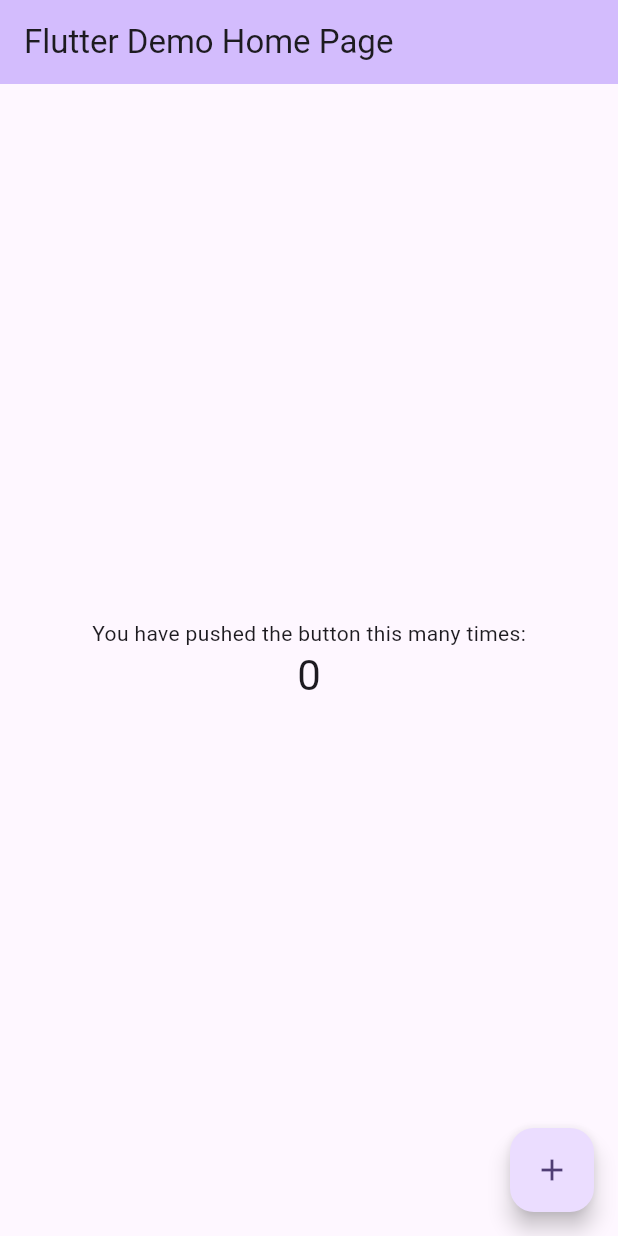
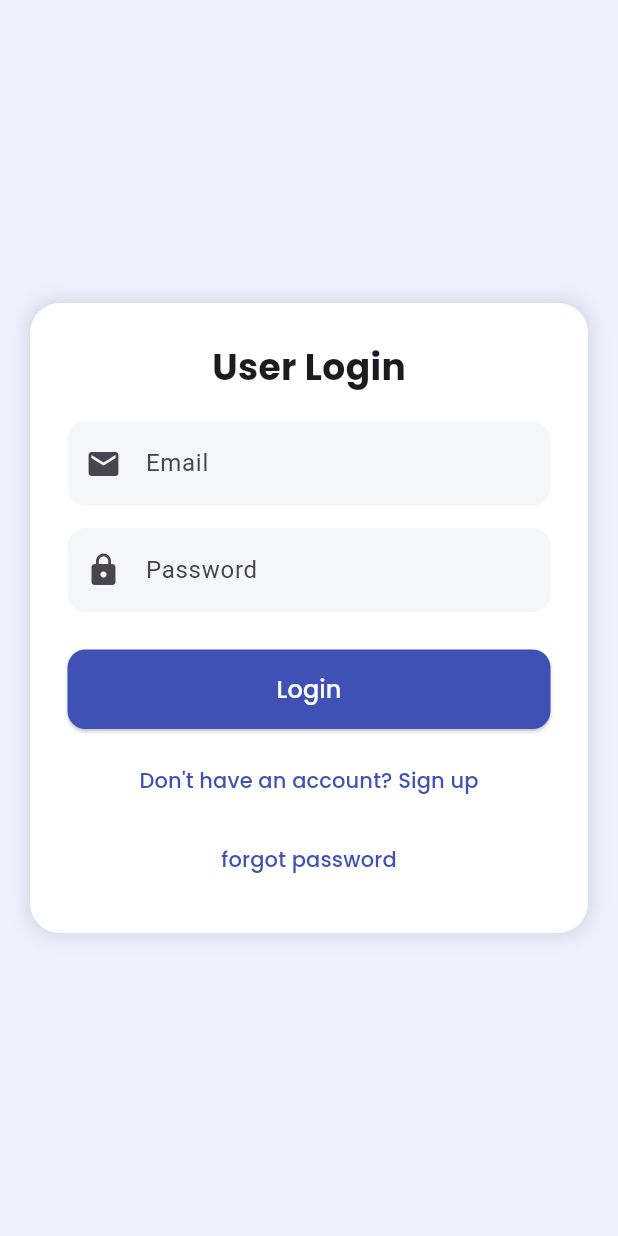
Before and after one commit to techforceconsulting/donation_ui, a Flutter app: the screen it shows after launch, on a phone screen of 412 x 824 dp. Run offline on Flutter 3.47's test engine with Material 3 defaults, Android fonts, the phone set to English and light mode, and no system bars; our stand-ins replace google_fonts.

Commit message:
added signup, login, forgotPassword pages inside authentication folder

```diff
--- /dev/null
+++ b/lib/authentication/login_page.dart
@@ -0,0 +1,131 @@
+import 'package:flutter/material.dart';
+import 'package:google_fonts/google_fonts.dart';
+
+class LoginPage extends StatelessWidget {
+  final TextEditingController emailController = TextEditingController();
+  final TextEditingController passwordController = TextEditingController();
+
+  @override
+  Widget build(BuildContext context) {
+    return Scaffold(
+      backgroundColor: Color(0xFFEEF2FF),
+      body: Center(
+        child: SingleChildScrollView(
+          child: Container(
+            margin: EdgeInsets.symmetric(horizontal: 20),
+            padding: EdgeInsets.all(25),
+            decoration: BoxDecoration(
+              color: Colors.white,
+              borderRadius: BorderRadius.circular(20),
+              boxShadow: [
+                BoxShadow(
+                  color: Colors.black12,
+                  blurRadius: 10,
+                  spreadRadius: 2,
+                )
+              ],
+            ),
+            child: Column(
+              mainAxisSize: MainAxisSize.min,
+              children: [
+                Text(
+                  "User Login",
+                  style: GoogleFonts.poppins(
+                    fontSize: 24,
+                    fontWeight: FontWeight.bold,
+                  ),
+                ),
+                SizedBox(height: 20),
+
+                // Email
+                TextField(
+                  controller: emailController,
+                  decoration: InputDecoration(
+                    prefixIcon: Icon(Icons.email),
+                    hintText: "Email",
+                    filled: true,
+                    fillColor: Color(0xFFF5F6FA),
+                    border: OutlineInputBorder(
+                      borderRadius: BorderRadius.circular(12),
+                      borderSide: BorderSide.none,
+                    ),
+                  ),
+                ),
+
+                SizedBox(height: 15),
+
+                // Password
+                TextField(
+                  controller: passwordController,
+                  obscureText: true,
+                  decoration: InputDecoration(
+                    prefixIcon: Icon(Icons.lock),
+                    hintText: "Password",
+                    filled: true,
+                    fillColor: Color(0xFFF5F6FA),
+                    border: OutlineInputBorder(
+                      borderRadius: BorderRadius.circular(12),
+                      borderSide: BorderSide.none,
+                    ),
+                  ),
+                ),
+
+                SizedBox(height: 25),
+
+                // Button
+                SizedBox(
+                  width: double.infinity,
+                  child: ElevatedButton(
+                    onPressed: () {
+                      print("Login clicked");
+                    },
+                    style: ElevatedButton.styleFrom(
+                      padding: EdgeInsets.symmetric(vertical: 15),
+                      shape: RoundedRectangleBorder(
+                        borderRadius: BorderRadius.circular(12),
+                      ),
+                      backgroundColor: Colors.indigo,
+                    ),
+                    child: Text(
+                      "Login",
+                      style: GoogleFonts.poppins(
+                        fontSize: 16,
+                        color: Colors.white,
+                      ),
+                    ),
+                  ),
+                ),
+
+                SizedBox(height: 10),
+
+                TextButton(
+                  onPressed: () {
+                    Navigator.pushNamed(context, '/signup');
+                  },
+                  child: Text(
+                    "Don't have an account? Sign up",
+                    style: GoogleFonts.poppins(
+                      color: Colors.indigo,
+                    ),
+                  ),
+                ),
+                SizedBox(height: 5),
+
+                TextButton(
+                    onPressed: () {
+                      Navigator.pushNamed(context, '/forgot_password');
+                    },
+                    child: Text("forgot password",
+                      style: GoogleFonts.poppins(
+                        color: Colors.indigo,
+                      ),
+                    )
+                ),
+              ],
+            ),
+          ),
+        ),
+      ),
+    );
+  }
+}
--- a/lib/main.dart
+++ b/lib/main.dart
@@ -1,122 +1,23 @@
 import 'package:flutter/material.dart';
+import 'authentication/login_page.dart';
+import 'authentication/signup_page.dart';
+import 'authentication/forgotPassword_page.dart';
 
 void main() {
-  runApp(const MyApp());
+  runApp(MyApp());
 }
 
 class MyApp extends StatelessWidget {
-  const MyApp({super.key});
-
-  // This widget is the root of your application.
   @override
   Widget build(BuildContext context) {
     return MaterialApp(
-      title: 'Flutter Demo',
-      theme: ThemeData(
-        // This is the theme of your application.
-        //
-        // TRY THIS: Try running your application with "flutter run". You'll see
-        // the application has a purple toolbar. Then, without quitting the app,
-        // try changing the seedColor in the colorScheme below to Colors.green
-        // and then invoke "hot reload" (save your changes or press the "hot
-        // reload" button in a Flutter-supported IDE, or press "r" if you used
-        // the command line to start the app).
-        //
-        // Notice that the counter didn't reset back to zero; the application
-        // state is not lost during the reload. To reset the state, use hot
-        // restart instead.
-        //
-        // This works for code too, not just values: Most code changes can be
-        // tested with just a hot reload.
-        colorScheme: ColorScheme.fromSeed(seedColor: Colors.deepPurple),
-      ),
-      home: const MyHomePage(title: 'Flutter Demo Home Page'),
+      debugShowCheckedModeBanner: false,
+      initialRoute: '/',
+      routes: {
+        '/': (context) => LoginPage(),
+        '/signup': (context) => SignupPage(),
+        '/forgot_password':(context) => ForgotPasswordPage(),
+      },
     );
   }
 }
-
-class MyHomePage extends StatefulWidget {
-  const MyHomePage({super.key, required this.title});
-
-  // This widget is the home page of your application. It is stateful, meaning
-  // that it has a State object (defined below) that contains fields that affect
-  // how it looks.
-
-  // This class is the configuration for the state. It holds the values (in this
-  // case the title) provided by the parent (in this case the App widget) and
-  // used by the build method of the State. Fields in a Widget subclass are
-  // always marked "final".
-
-  final String title;
-
-  @override
-  State<MyHomePage> createState() => _MyHomePageState();
-}
-
-class _MyHomePageState extends State<MyHomePage> {
-  int _counter = 0;
-
-  void _incrementCounter() {
-    setState(() {
-      // This call to setState tells the Flutter framework that something has
-      // changed in this State, which causes it to rerun the build method below
-      // so that the display can reflect the updated values. If we changed
-      // _counter without calling setState(), then the build method would not be
-      // called again, and so nothing would appear to happen.
-      _counter++;
-    });
-  }
-
-  @override
-  Widget build(BuildContext context) {
-    // This method is rerun every time setState is called, for instance as done
-    // by the _incrementCounter method above.
-    //
-    // The Flutter framework has been optimized to make rerunning build methods
-    // fast, so that you can just rebuild anything that needs updating rather
-    // than having to individually change instances of widgets.
-    return Scaffold(
-      appBar: AppBar(
-        // TRY THIS: Try changing the color here to a specific color (to
-        // Colors.amber, perhaps?) and trigger a hot reload to see the AppBar
-        // change color while the other colors stay the same.
-        backgroundColor: Theme.of(context).colorScheme.inversePrimary,
-        // Here we take the value from the MyHomePage object that was created by
-        // the App.build method, and use it to set our appbar title.
-        title: Text(widget.title),
-      ),
-      body: Center(
-        // Center is a layout widget. It takes a single child and positions it
-        // in the middle of the parent.
-        child: Column(
-          // Column is also a layout widget. It takes a list of children and
-          // arranges them vertically. By default, it sizes itself to fit its
-          // children horizontally, and tries to be as tall as its parent.
-          //
-          // Column has various properties to control how it sizes itself and
-          // how it positions its children. Here we use mainAxisAlignment to
-          // center the children vertically; the main axis here is the vertical
-          // axis because Columns are vertical (the cross axis would be
-          // horizontal).
-          //
-          // TRY THIS: Invoke "debug painting" (choose the "Toggle Debug Paint"
-          // action in the IDE, or press "p" in the console), to see the
-          // wireframe for each widget.
-          mainAxisAlignment: MainAxisAlignment.center,
-          children: <Widget>[
-            const Text('You have pushed the button this many times:'),
-            Text(
-              '$_counter',
-              style: Theme.of(context).textTheme.headlineMedium,
-            ),
-          ],
-        ),
-      ),
-      floatingActionButton: FloatingActionButton(
-        onPressed: _incrementCounter,
-        tooltip: 'Increment',
-        child: const Icon(Icons.add),
-      ), // This trailing comma makes auto-formatting nicer for build methods.
-    );
-  }
-}
--- a/pubspec.yaml
+++ b/pubspec.yaml
@@ -19,7 +19,7 @@ publish_to: 'none' # Remove this line if you wish to publish to pub.dev
 version: 1.0.0+1
 
 environment:
-  sdk: ^3.9.2
+  sdk: ">=3.8.0 <4.0.0"
 
 # Dependencies specify other packages that your package needs in order to work.
 # To automatically upgrade your package dependencies to the latest versions
@@ -34,6 +34,7 @@ dependencies:
   # The following adds the Cupertino Icons font to your application.
   # Use with the CupertinoIcons class for iOS style icons.
   cupertino_icons: ^1.0.8
+  google_fonts: ^6.1.0
 
 dev_dependencies:
   flutter_test:
```
Also changed, not shown: lib/authentication/forgotPassword_page.dart (added, +112 -0 lines), lib/authentication/signup_page.dart (added, +156 -0 lines), pubspec.lock.
